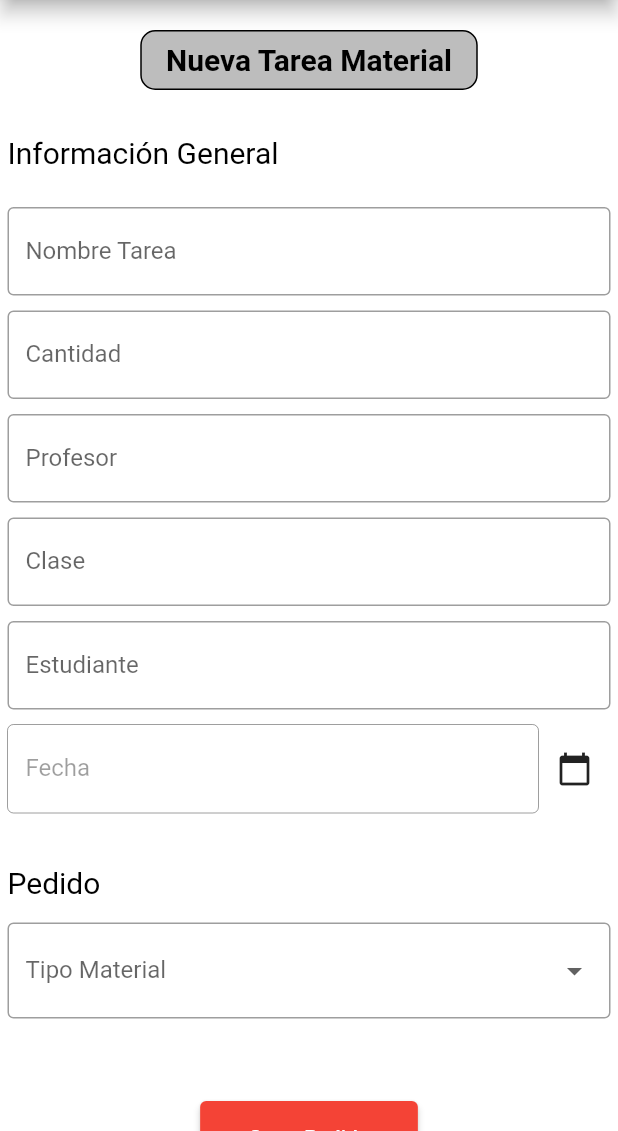
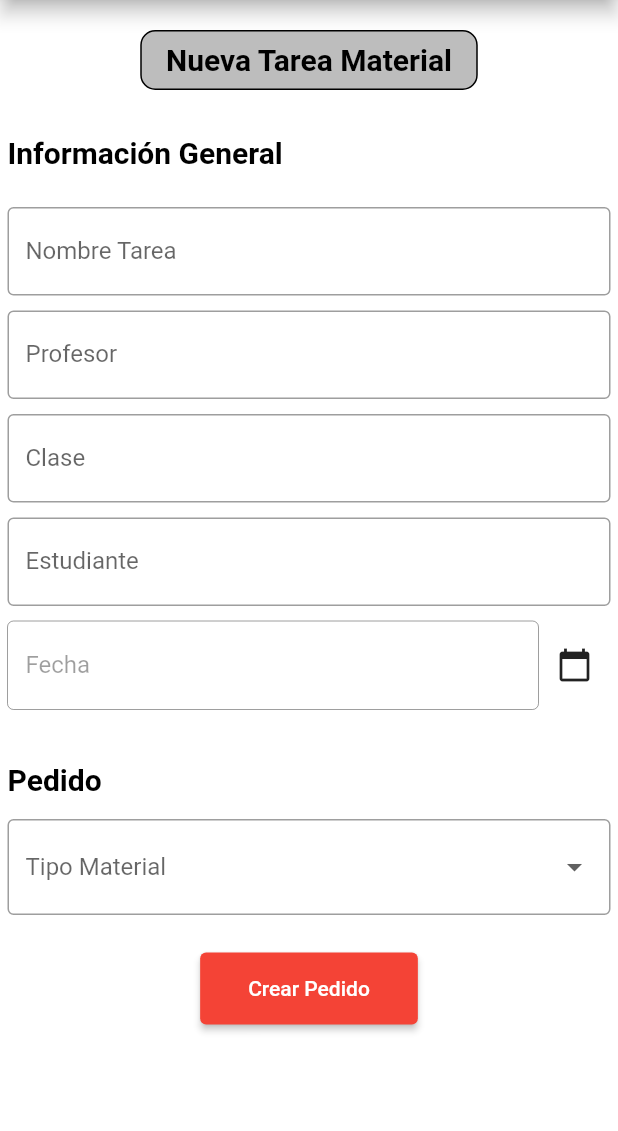
Before and after one commit to Los-Galacticos-de-Montepinar/Appcesible, a Flutter app: the screen it shows after launch, on a phone screen of 412 x 824 dp, the part 105-1236 px from its top. Run offline on Flutter 3.47's test engine with Material 2 defaults, Android fonts, the phone set to English and light mode, and no system bars; our stand-ins replace flutter_screenutil, responsive_builder.

Commit message:
Interfaz terminada - Tarea Material

```diff
--- a/lib/screens/create_material_task_app.dart
+++ b/lib/screens/create_material_task_app.dart
@@ -1,3 +1,4 @@
+import 'package:appcesible/widgets/quantity_dialog.dart';
 import 'package:appcesible/widgets/top_menu.dart';
 import 'package:appcesible/widgets/error.dart';
 import 'package:flutter/material.dart';
@@ -14,10 +15,10 @@ class MaterialTaskApp extends StatefulWidget {
 
 class _MaterialTaskAppState extends State<MaterialTaskApp> {
   List<String> selectedMaterials = [];
+  Map<String, int> materialQuantities = {};
   bool showSelectedMaterials = false;
 
   TextEditingController controllerNombreTarea = TextEditingController();
-  TextEditingController controllerCantidad = TextEditingController();
   TextEditingController controllerProfesor = TextEditingController();
   TextEditingController controllerClase = TextEditingController();
   TextEditingController controllerEstudiante = TextEditingController();
@@ -63,7 +64,7 @@ class _MaterialTaskAppState extends State<MaterialTaskApp> {
                     style: TextStyle(
                       color: Colors.black,
                       fontSize: 20,
-                      fontWeight: FontWeight.normal,
+                      fontWeight: FontWeight.w700,
                     ),
                   ),
                 ),
@@ -72,10 +73,6 @@ class _MaterialTaskAppState extends State<MaterialTaskApp> {
                     name: 'Nombre Tarea',
                     typeData: 1,
                     controller: controllerNombreTarea),
-                MaterialFormEntry(
-                    name: 'Cantidad',
-                    typeData: 0,
-                    controller: controllerCantidad),
                 MaterialFormEntry(
                     name: 'Profesor',
                     typeData: 1,
@@ -97,7 +94,7 @@ class _MaterialTaskAppState extends State<MaterialTaskApp> {
                     style: TextStyle(
                       color: Colors.black,
                       fontSize: 20,
-                      fontWeight: FontWeight.normal,
+                      fontWeight: FontWeight.w700,
                     ),
                   ),
                 ),
@@ -113,14 +110,34 @@ class _MaterialTaskAppState extends State<MaterialTaskApp> {
                     child: Column(
                       crossAxisAlignment: CrossAxisAlignment.start,
                       children: [
-                        const Text("Materiales Seleccionados:"),
+                        Row(
+                          mainAxisAlignment: MainAxisAlignment.spaceBetween,
+                          children: [
+                            const Text(
+                              'Material Seleccionado',
+                              style: TextStyle(
+                                color: Colors.black,
+                                fontStyle: FontStyle.italic,
+                                fontSize: 18,
+                                fontWeight: FontWeight.w500,
+                              ),
+                            ),
+                            TextButton.icon(
+                              onPressed: _clearSelectedMaterials,
+                              icon: const Icon(Icons.delete),
+                              label: const Text('Limpiar'),
+                            ),
+                          ],
+                        ),
                         const SizedBox(height: 5),
-                        Text(selectedMaterials.join(", ")),
+                        for (var entry in materialQuantities.entries)
+                          Text(
+                              "Tipo: ${entry.key}. \nCantidad: ${entry.value}\n"),
                         const SizedBox(height: 30),
                       ],
                     ),
                   ),
-                const SizedBox(height: 30),
+                const SizedBox(height: 0),
                 MyButton(buttonText: 'Crear Pedido', onPressed: _createOrder),
                 const SizedBox(height: 30),
               ],
@@ -132,34 +149,45 @@ class _MaterialTaskAppState extends State<MaterialTaskApp> {
   }
 
   void _onMaterialSelected(String material) {
-    setState(() {
-      if (!selectedMaterials.contains(material)) {
-        selectedMaterials.add(material);
-        showSelectedMaterials = true;
-      }
-    });
+    showDialog(
+      context: context,
+      builder: (BuildContext context) {
+        return QuantityDialog(
+          material: material,
+          onQuantitySelected: (quantity) {
+            setState(() {
+              if (!selectedMaterials.contains(material)) {
+                selectedMaterials.add(material);
+              }
+              materialQuantities[material] = quantity;
+              showSelectedMaterials = true;
+            });
+          },
+        );
+      },
+    );
   }
 
+  // Crea el pedido
   void _createOrder() {
     if (!_validateFormEntries()) {
-      // Call the showErrorDialog method from the ErrorWindow class with red color (#FF0000)
+      // Call the showErrorDialog method from the ErrorWindow class
       ErrorWindow.showErrorDialog(context, 'Debes rellenar todos los campos.');
       return;
     }
 
     // Logic to create the order
     print("Order Created: ");
-    for (var material in selectedMaterials) {
-      print("Material: $material");
+    for (var entry in materialQuantities.entries) {
+      print("Material: ${entry.key}, Quantity: ${entry.value}");
     }
   }
 
+  // Validate all forms are with content
   bool _validateFormEntries() {
     // Check if all required fields are filled
-    // You can adjust this logic based on your specific requirements
     if (selectedMaterials.isEmpty ||
         controllerNombreTarea.text.isEmpty ||
-        controllerCantidad.text.isEmpty ||
         controllerProfesor.text.isEmpty ||
         controllerClase.text.isEmpty ||
         controllerEstudiante.text.isEmpty ||
@@ -168,4 +196,13 @@ class _MaterialTaskAppState extends State<MaterialTaskApp> {
     }
     return true;
   }
+
+  // Clear array materials
+  void _clearSelectedMaterials() {
+    setState(() {
+      selectedMaterials.clear();
+      materialQuantities.clear();
+      showSelectedMaterials = false;
+    });
+  }
 }
```
Also changed, not shown: lib/widgets/quantity_dialog.dart (added, +71 -0 lines).
